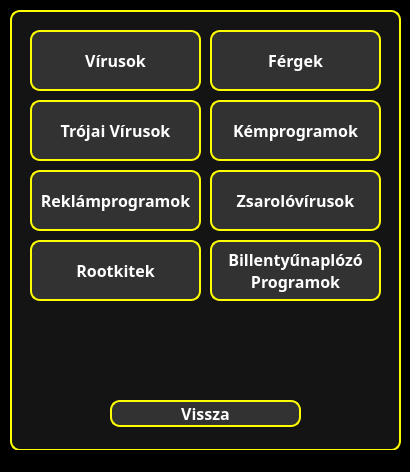
This is src/main/resources/ui/highcontrast/highContrastChooseLearning.ui in pkristof1999/Szakdolgozat as Qt 5 draws it before an edit. The edited form follows.
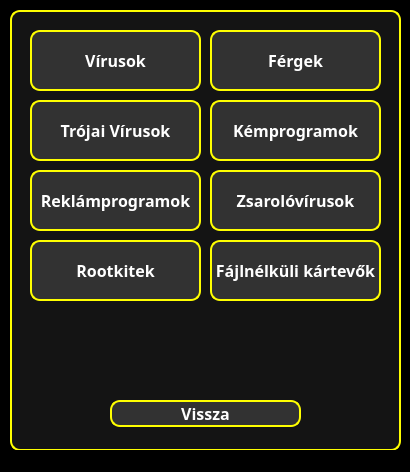
This is the edited form.

What changed in the file:
```diff
--- a/src/main/resources/ui/highcontrast/highContrastChooseLearning.ui
+++ b/src/main/resources/ui/highcontrast/highContrastChooseLearning.ui
@@ -309,8 +309,7 @@
 }</string>
       </property>
       <property name="text">
-       <string>Billentyűnaplózó
-Programok</string>
+       <string>Fájlnélküli kártevők</string>
       </property>
      </widget>
      <widget class="QPushButton" name="rootkits">
```
Left out of the diff: 2 changed lines with no effect on the pictures.
